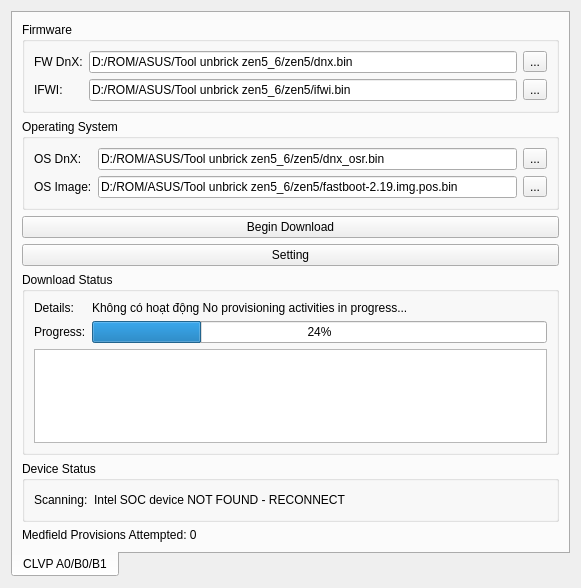
Above: sourcecode/26MobileTool/Intel/downloader/cloverviewplus/xfstkdldrpluginuserinterface.ui from sauantao/AndroidMobileSolution before the change. Below: the same form after it.
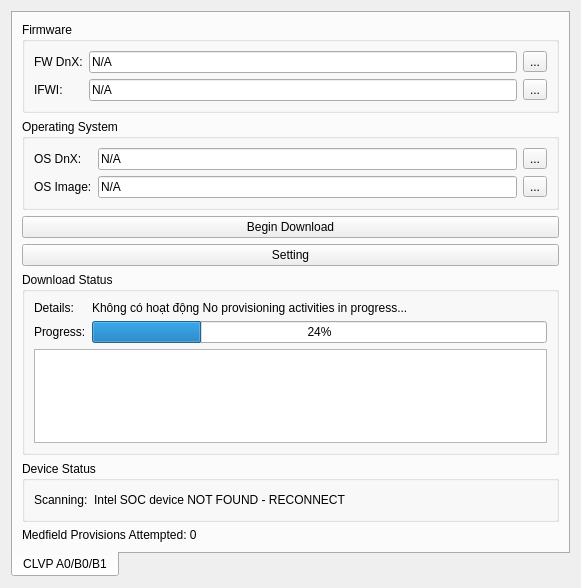
That is the form after the change.

```diff
--- a/sourcecode/26MobileTool/Intel/downloader/cloverviewplus/xfstkdldrpluginuserinterface.ui
+++ b/sourcecode/26MobileTool/Intel/downloader/cloverviewplus/xfstkdldrpluginuserinterface.ui
@@ -54,14 +54,14 @@
               <item row="0" column="1">
                <widget class="QLineEdit" name="FWDnXBin">
                 <property name="text">
-                 <string>D:/ROM/ASUS/Tool unbrick zen5_6/zen5/dnx.bin</string>
+                 <string>N/A</string>
                 </property>
                </widget>
               </item>
               <item row="1" column="1">
                <widget class="QLineEdit" name="IFWIBin">
                 <property name="text">
-                 <string>D:/ROM/ASUS/Tool unbrick zen5_6/zen5/ifwi.bin</string>
+                 <string>N/A</string>
                 </property>
                </widget>
               </item>
@@ -109,14 +109,14 @@
               <item row="0" column="1">
                <widget class="QLineEdit" name="OSDnXBin">
                 <property name="text">
-                 <string>D:/ROM/ASUS/Tool unbrick zen5_6/zen5/dnx_osr.bin</string>
+                 <string>N/A</string>
                 </property>
                </widget>
               </item>
               <item row="1" column="1">
                <widget class="QLineEdit" name="OSImageBin">
                 <property name="text">
-                 <string>D:/ROM/ASUS/Tool unbrick zen5_6/zen5/fastboot-2.19.img.pos.bin</string>
+                 <string>N/A</string>
                 </property>
                </widget>
               </item>
```
